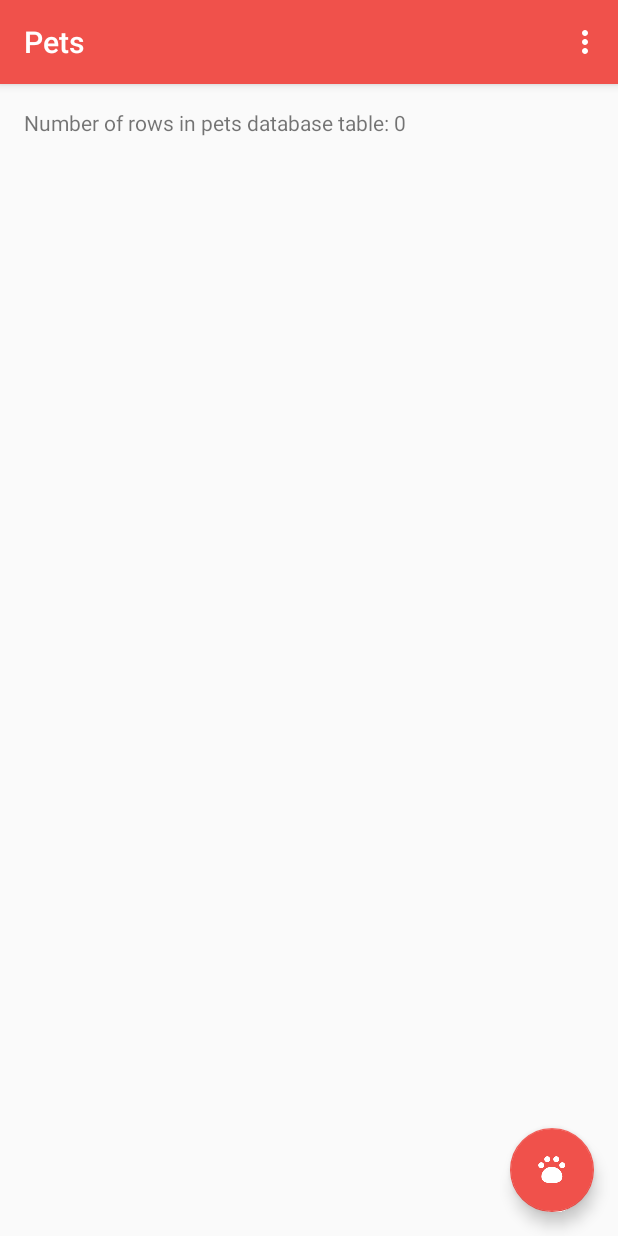
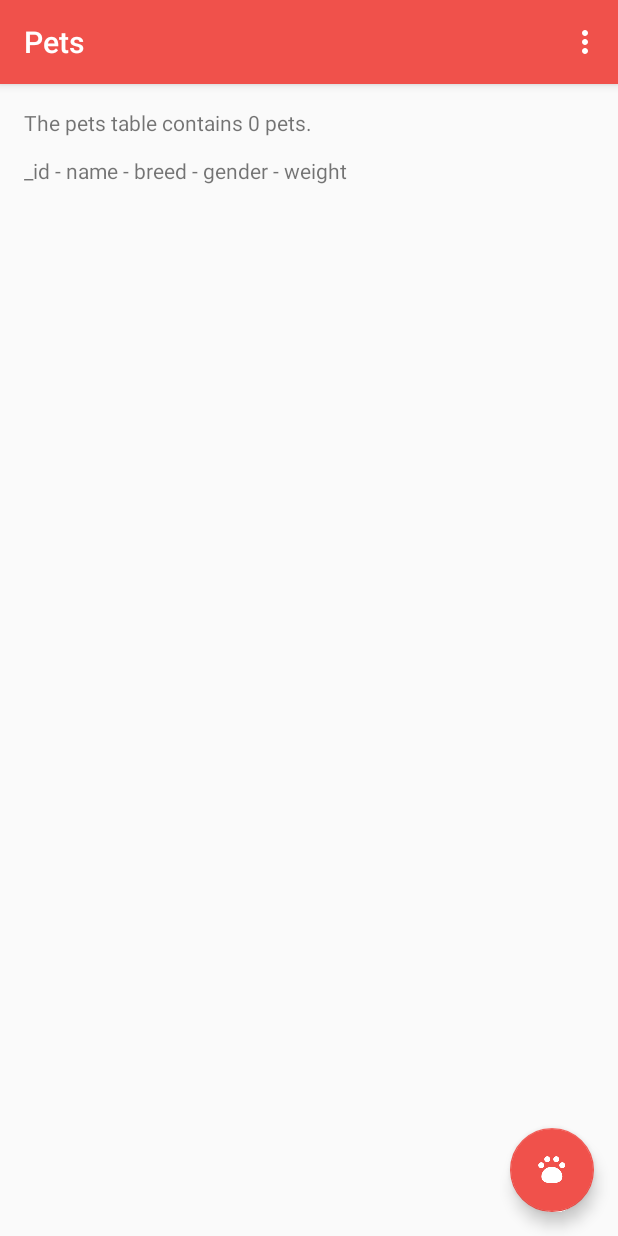
Before and after one commit to juleskoderepo/ABNDPracticePets, an Android app: the screen it shows after launch (CatalogActivity), on a phone screen of 412 x 824 dp. Run offline under Robolectric (Android 15) with nearby library versions, the phone set to English and light mode, and no system bars.

Commit message:
Update display message and show column names

```diff
--- a/app/src/main/java/com/example/android/pets/CatalogActivity.java
+++ b/app/src/main/java/com/example/android/pets/CatalogActivity.java
@@ -93,7 +93,17 @@ public class CatalogActivity extends AppCompatActivity {
             // Display the number of rows in the Cursor (which reflects the number of rows in the
             // pets table in the database).
             TextView displayView = (TextView) findViewById(R.id.text_view_pet);
-            displayView.setText("Number of rows in pets database table: " + cursor.getCount());
+            displayView.setText("The pets table contains " + cursor.getCount() + " pets. \n\n");
+
+            displayView.append(petsEntry.COLUMN_ID + " - " +
+                    petsEntry.COLUMN_PET_NAME + " - " +
+                    petsEntry.COLUMN_PET_BREED + " - " +
+                    petsEntry.COLUMN_PET_GENDER + " - " +
+                    petsEntry.COLUMN_PET_WEIGHT + "\n\n");
+
+
+
+
         } finally {
             // Always close the cursor when you're done reading from it. This releases all its
             // resources and makes it invalid.
```
